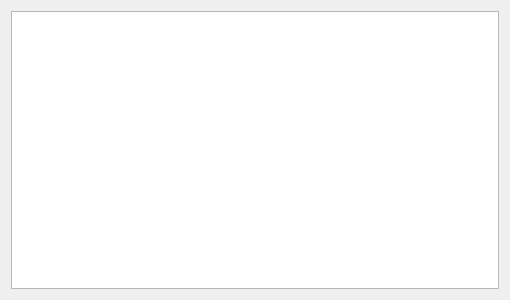
Old version of the form formhier.ui in the repository rosymaro/qt_pexviewer.
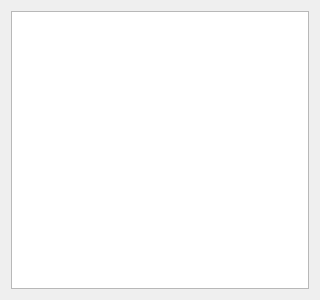
New version of the form.

Patch:
```diff
--- a/formhier.ui
+++ b/formhier.ui
@@ -6,19 +6,13 @@
    <rect>
     <x>0</x>
     <y>0</y>
-    <width>510</width>
+    <width>320</width>
     <height>300</height>
    </rect>
   </property>
-  <property name="sizePolicy">
-   <sizepolicy hsizetype="Expanding" vsizetype="Expanding">
-    <horstretch>0</horstretch>
-    <verstretch>0</verstretch>
-   </sizepolicy>
-  </property>
   <property name="minimumSize">
    <size>
-    <width>450</width>
+    <width>320</width>
     <height>100</height>
    </size>
   </property>
@@ -38,8 +32,8 @@
        </property>
        <property name="minimumSize">
         <size>
-         <width>260</width>
-         <height>100</height>
+         <width>0</width>
+         <height>0</height>
         </size>
        </property>
        <property name="baseSize">
```
Left out of the diff: 2 changed lines with no effect on the pictures.
